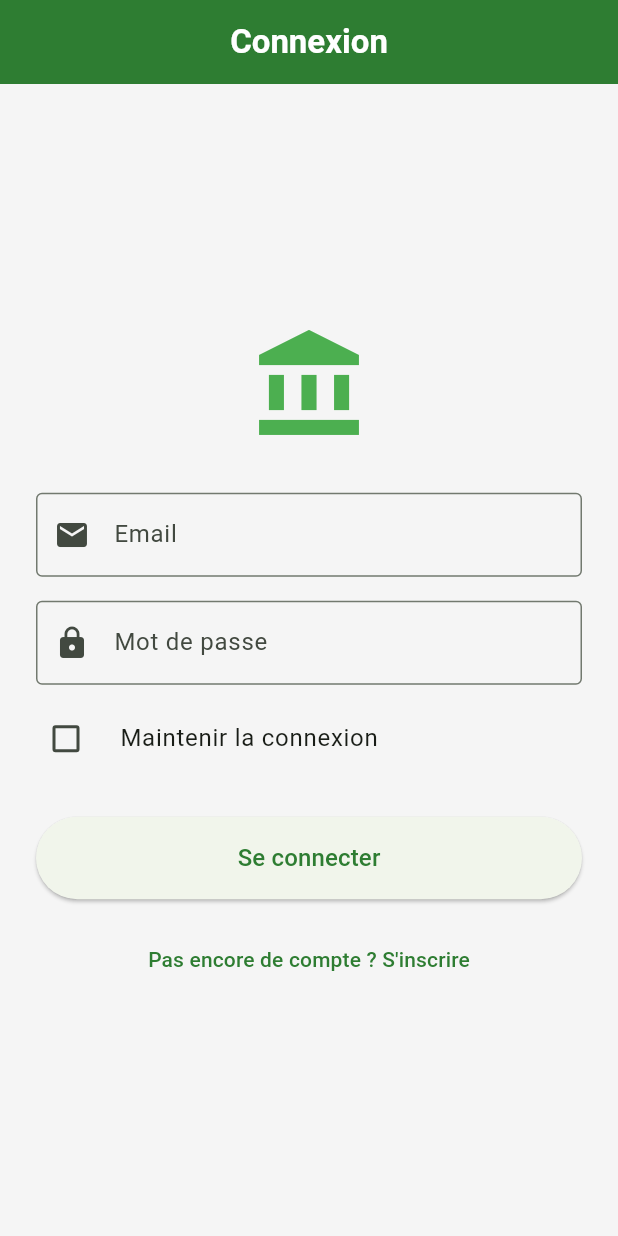
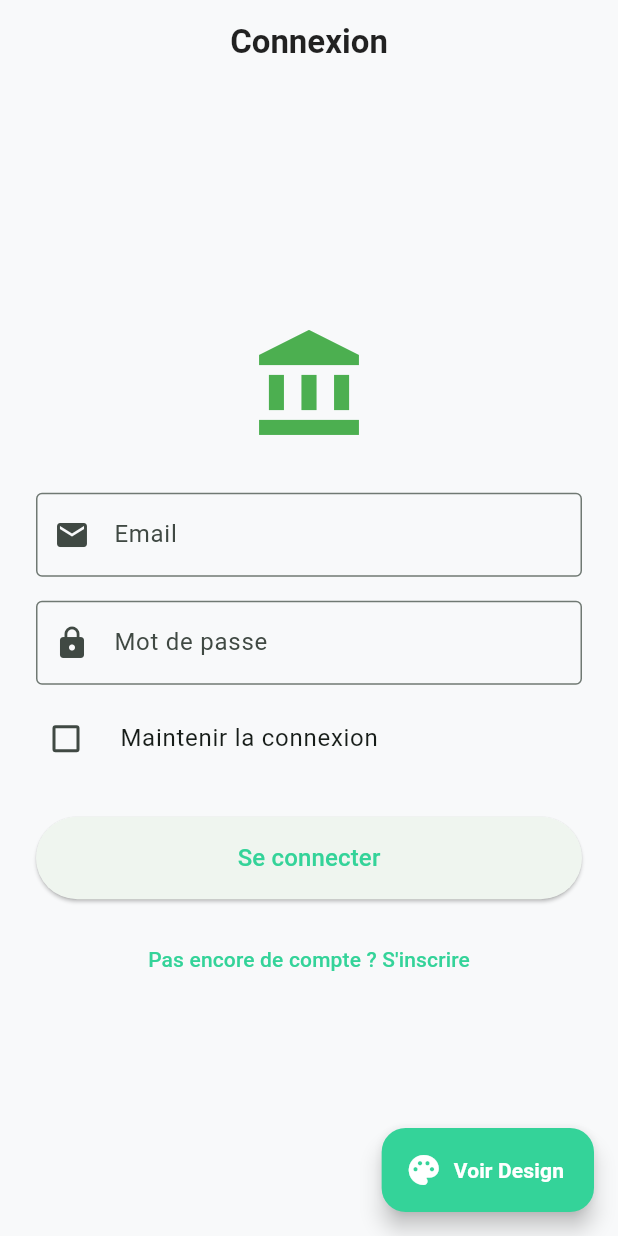
Before and after one commit to AllanGoku/projet_flutter_INSA5_le_compagnon_investissement, a Flutter app: the screen it shows after launch, on a phone screen of 412 x 824 dp. Run offline on Flutter 3.47's test engine with Material 3 defaults, Android fonts, the phone set to English and light mode, and no system bars; our stand-ins replace flutter_secure_storage, shared_preferences; accounts and stored records are empty.

Commit message:
feat: update app theme and add design showcase screen

```diff
--- a/lib/main.dart
+++ b/lib/main.dart
@@ -4,6 +4,7 @@ import 'package:provider/provider.dart';
 import 'package:le_compagnon_investissement/utils/app_theme.dart';
 import 'package:le_compagnon_investissement/views/screens/dashboard_screen.dart';
 import 'package:le_compagnon_investissement/views/screens/login_screen.dart';
+import 'package:le_compagnon_investissement/views/screens/design_showcase_screen.dart';
 import 'package:le_compagnon_investissement/controllers/auth_controller.dart';
 
 void main() {
@@ -56,7 +57,37 @@ class _MyAppState extends State<MyApp> {
                 child: CircularProgressIndicator(),
               ),
             )
-          : (_isLoggedIn ? const DashboardScreen() : const LoginScreen()),
+          : DevHomeWrapper(
+              child: _isLoggedIn ? const DashboardScreen() : const LoginScreen(),
+            ),
     );
   }
 }
+
+/// [PROVISOIRE] Widget d'emballage pour afficher un bouton flottant permettant
+/// d'accéder à l'écran de présentation du nouveau design depuis n'importe où.
+class DevHomeWrapper extends StatelessWidget {
+  final Widget child;
+
+  const DevHomeWrapper({super.key, required this.child});
+
+  @override
+  Widget build(BuildContext context) {
+    return Scaffold(
+      body: child,
+      floatingActionButton: FloatingActionButton.extended(
+        onPressed: () {
+          Navigator.push(
+            context,
+            MaterialPageRoute(
+              builder: (context) => const DesignShowcaseScreen(),
+            ),
+          );
+        },
+        backgroundColor: AppTheme.mint,
+        icon: const Icon(Icons.palette, color: Colors.white),
+        label: const Text('Voir Design', style: TextStyle(color: Colors.white, fontWeight: FontWeight.bold)),
+      ),
+    );
+  }
+}
--- a/lib/utils/app_theme.dart
+++ b/lib/utils/app_theme.dart
@@ -1,4 +1,4 @@
-// [AI-GENERATED] Setup, Agent, 2025-02-23
+// [AI-GENERATED] Issue #0, Agent, 2025-02-23
 import 'package:flutter/material.dart';
 
 /// Thème global de l'application (Material 3).
@@ -9,34 +9,48 @@ class AppTheme {
   /// Couleurs principales pour le mode clair.
   static const Color primaryColor = Color(0xFF2E7D32); // Vert sombre apaisant
   static const Color secondaryColor = Color(0xFF1565C0); // Bleu éducatif
-  static const Color backgroundColor = Color(0xFFF5F5F5); // Fond gris très clair
-  static const Color surfaceColor = Colors.white; // Cartes blanches
 
-  static const Color gainColor = Color(0xFF4CAF50); // Vert pour les gains
-  static const Color lossColor = Color(0xFFF44336); // Rouge pour les pertes
+  // Design Soft UI
+  static const Color backgroundColor = Color(0xFFF8F9FA); // Fond global Soft UI
+  static const Color surfaceColor = Color(0xFFFFFFFF); // Cartes blanches
+
+  // Performance Colors
+  static const Color gainColor = Color(0xFF10B981); // Vert pour les gains
+  static const Color lossColor = Color(0xFFEF4444); // Rouge pour les pertes
+
+  // Gradient Colors
+  static const Color mint = Color(0xFF34D399); // Vert menthe
+  static const Color azure = Color(0xFF38BDF8); // Bleu azur
+
+  /// Dégradé principal de l'application
+  static const LinearGradient primaryGradient = LinearGradient(
+    colors: [mint, azure],
+    begin: Alignment.topLeft,
+    end: Alignment.bottomRight,
+  );
 
   /// Thème clair global.
   static ThemeData get lightTheme {
     return ThemeData(
       useMaterial3: true,
       colorScheme: ColorScheme.fromSeed(
-        seedColor: primaryColor,
-        primary: primaryColor,
-        secondary: secondaryColor,
+        seedColor: mint,
+        primary: mint,
+        secondary: azure,
         surface: surfaceColor,
         surfaceTint: backgroundColor,
       ),
       scaffoldBackgroundColor: backgroundColor,
       cardTheme: CardThemeData(
         color: surfaceColor,
-        elevation: 2,
+        elevation: 0,
         shape: RoundedRectangleBorder(
-          borderRadius: BorderRadius.circular(16),
+          borderRadius: BorderRadius.circular(24),
         ),
       ),
       appBarTheme: const AppBarTheme(
-        backgroundColor: primaryColor,
-        foregroundColor: Colors.white,
+        backgroundColor: Colors.transparent,
+        foregroundColor: Colors.black87,
         centerTitle: true,
         elevation: 0,
       ),
--- a/pubspec.yaml
+++ b/pubspec.yaml
@@ -39,6 +39,11 @@ dependencies:
   shared_preferences: ^2.5.5
   fl_chart: ^1.2.0
   flutter_secure_storage: ^11.2.0
+  flutter_dotenv: ^6.0.1
+  flutter_confetti: ^0.9.2
+  animated_flip_counter: ^0.3.4
+  sqflite: ^2.4.4+1
+  path: ^1.9.1
 
 dev_dependencies:
   flutter_test:
```
Also changed, not shown: pubspec.lock.
